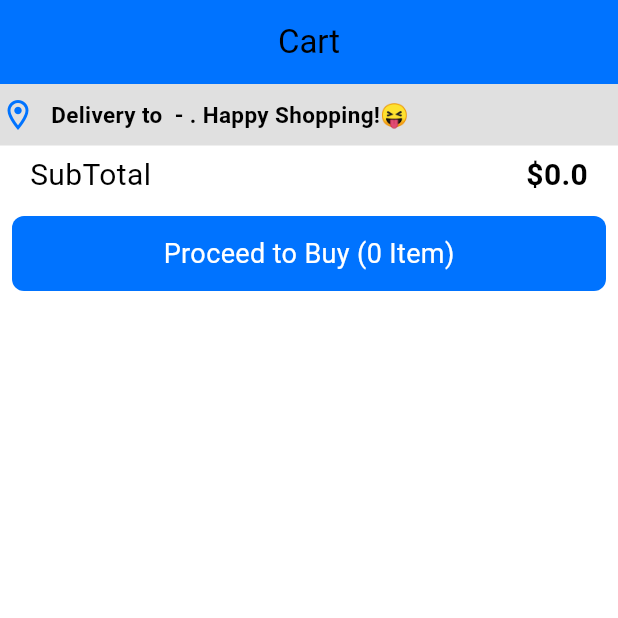
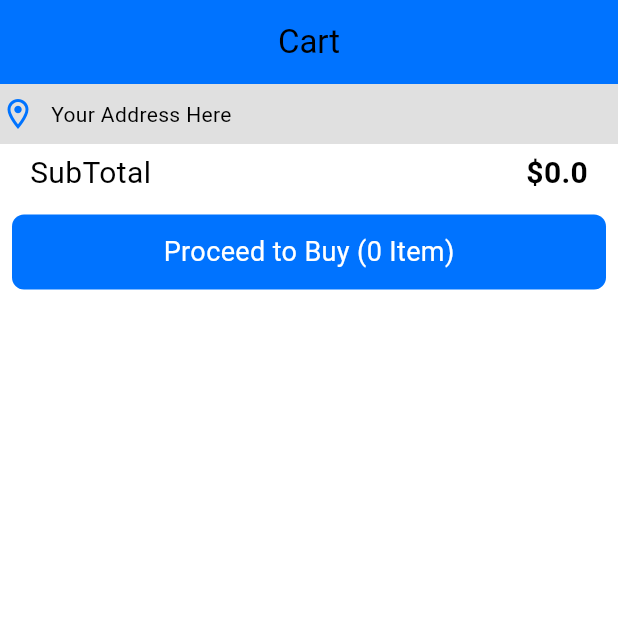
Before and after one commit to dhirajmishra98/Jugaad-Junction, a Flutter app: the CartScreen screen opened directly, on a phone screen of 412 x 824 dp, the top half of it. Run offline on Flutter 3.47's test engine with Material 2 defaults, Android fonts, the phone set to English and light mode, and no system bars; drawn by our look-alikes of text_scroll; our stand-ins replace carousel_indicator, carousel_slider, curved_navigation_bar, dotted_border, fl_chart, flutter_dotenv and 7 more; missing offline and left inert: cloudinary_public, pay; accounts and stored records are empty; project files that could hold a hidden picture were left out.

Commit message:
improving address

```diff
--- a/lib/features/home/widgets/address_box.dart
+++ b/lib/features/home/widgets/address_box.dart
@@ -22,7 +22,9 @@ class AddressBox extends StatelessWidget {
           Container(
             margin: const EdgeInsets.all(10),
             width: size.width * 0.8,
-            child: TextScroll(
+            child: user.address.isEmpty
+                ? const Text("Your Address Here")
+                : TextScroll(
                     'Delivery to ${user.name} - ${user.address}. Happy Shopping!😝         ',
                     mode: TextScrollMode.endless,
                     velocity: const Velocity(pixelsPerSecond: Offset(25, 0)),
```
Also changed, not shown: 4 other files. Lines whose indentation alone changed are shown as unchanged.
